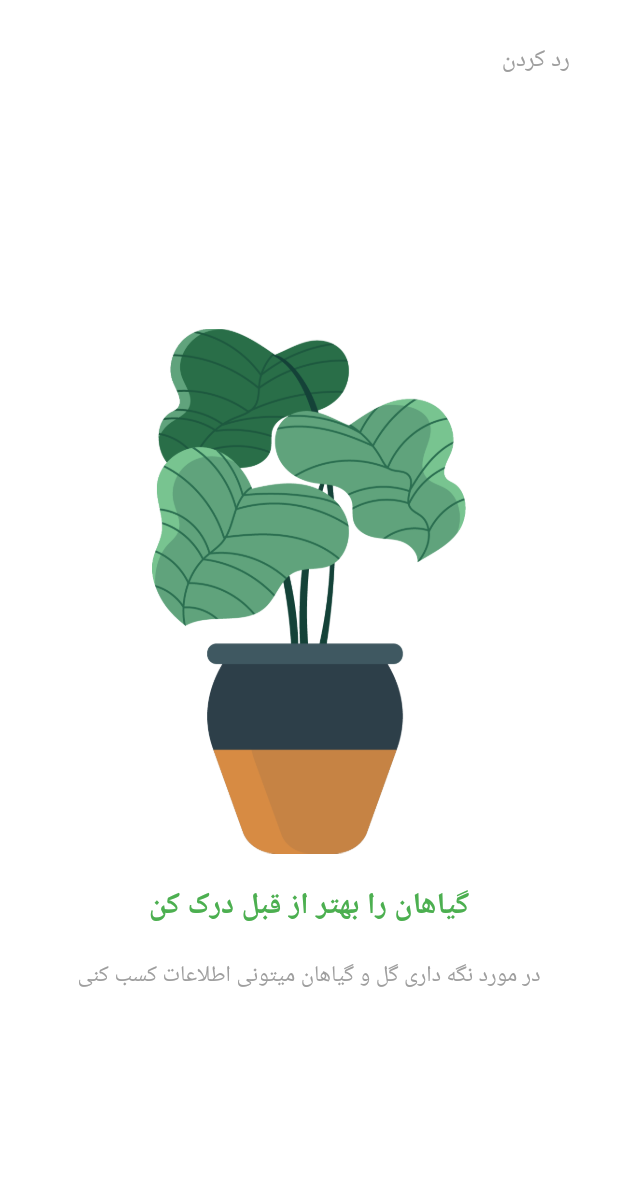
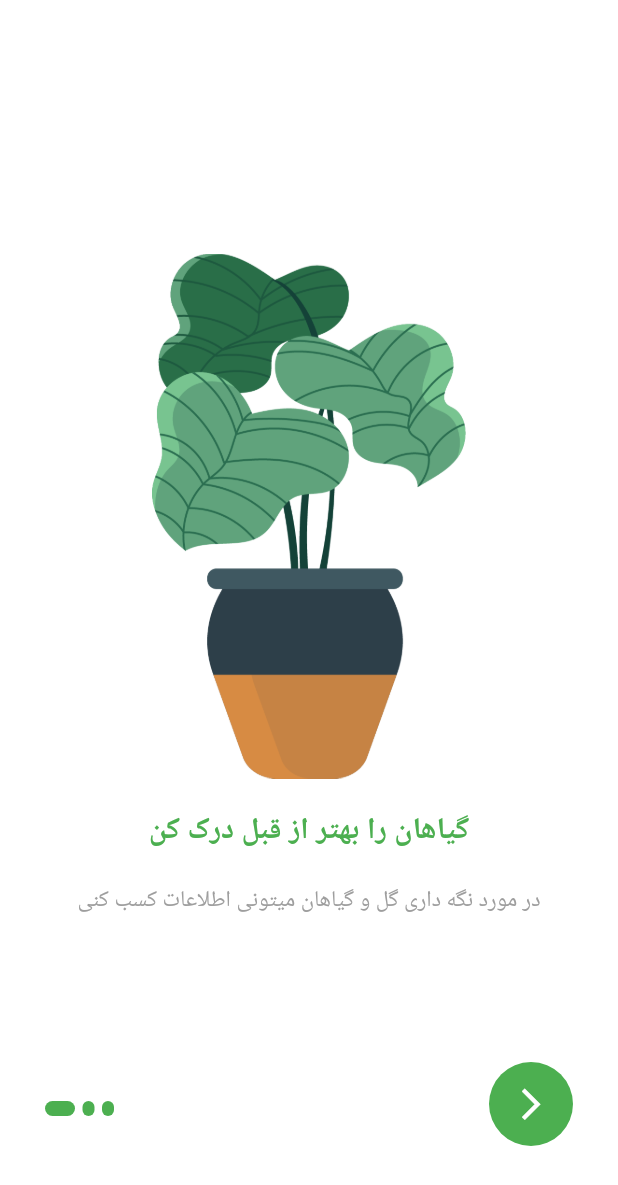
Before and after one commit to saeedgazeran/plant_app, a Flutter app: the screen it shows after launch, on a phone screen of 412 x 824 dp. Shown: the top 1185 px of the screen. Run offline on Flutter 3.47's test engine with Material 3 defaults, Android fonts, the phone set to English and light mode, and no system bars; Roboto replaces fonts that are missing (bYekan, iranSans, lalezar).

Commit message:
Edit Home Page

```diff
--- a/lib/screens/home_page.dart
+++ b/lib/screens/home_page.dart
@@ -12,30 +12,36 @@ class _HomePageState extends State<HomePage> {
   final PageController _pageController = PageController(initialPage: 0);
   int currentIndex = 0;
 
+  Widget _indicator(bool isActive) {
+    return AnimatedContainer(
+      duration: Duration(microseconds: 300),
+      height: 10,
+      width: isActive ? 20 : 8.0,
+      margin: EdgeInsets.only(right: 5),
+      decoration: BoxDecoration(
+        color: Constants.primaryColor,
+        borderRadius: BorderRadius.circular(40),
+      ),
+    );
+  }
+
+  List<Widget> _buildIndicator() {
+    List<Widget> indicators = [];
+    for (int i = 0; i < 3; i++) {
+      if (currentIndex == i) {
+        indicators.add(_indicator(true));
+      } else {
+        indicators.add(_indicator(false));
+      }
+    }
+    return indicators;
+  }
+
   @override
   Widget build(BuildContext context) {
     return Scaffold(
       backgroundColor: Colors.white,
-      appBar: AppBar(
-        backgroundColor: Colors.transparent,
-        elevation: 0.0,
-        actions: <Widget>[
-          Padding(
-            padding: const EdgeInsets.only(top: 20, right: 20),
-            child: TextButton(
-              onPressed: () {},
-              child: Text(
-                "رد کردن",
-                style: TextStyle(
-                  color: Colors.grey,
-                  fontFamily: "lalezar",
-                  fontSize: 16,
-                ),
-              ),
-            ),
-          ),
-        ],
-      ),
+      appBar: AppBar(backgroundColor: Colors.transparent, elevation: 0.0),
       body: Stack(
         children: <Widget>[
           PageView(
@@ -63,6 +69,48 @@ class _HomePageState extends State<HomePage> {
               ),
             ],
           ),
+          Positioned(
+            bottom: 80,
+            left: 30,
+            child: Row(children: _buildIndicator()),
+          ),
+          Positioned(
+            bottom: 60,
+            right: 30,
+            child: Container(
+              padding: EdgeInsets.all(4),
+              alignment: Alignment.center,
+              decoration: BoxDecoration(
+                shape: BoxShape.circle,
+                color: Constants.primaryColor,
+              ),
+              child: IconButton(
+                onPressed: () {
+                  setState(() {
+                    if (currentIndex < 2) {
+                      currentIndex++;
+                      if (currentIndex < 3) {
+                        _pageController.nextPage(
+                          duration: Duration(milliseconds: 300),
+                          curve: Curves.easeIn,
+                        );
+                      }
+                    } else {
+                      Navigator.pushReplacement(
+                        context,
+                        MaterialPageRoute(builder: (context) => LoginPage()),
+                      );
+                    }
+                  });
+                },
+                icon: Icon(
+                  Icons.arrow_forward_ios,
+                  color: Colors.white,
+                  size: 25,
+                ),
+              ),
+            ),
+          ),
         ],
       ),
     );
@@ -84,7 +132,7 @@ class CreatePage extends StatelessWidget {
   @override
   Widget build(BuildContext context) {
     return Padding(
-      padding: const EdgeInsets.only(left: 50, right: 50),
+      padding: const EdgeInsets.only(left: 50, right: 50, bottom: 80),
       child: Column(
         mainAxisAlignment: MainAxisAlignment.center,
         children: [
@@ -111,8 +159,18 @@ class CreatePage extends StatelessWidget {
               color: Colors.grey,
             ),
           ),
+          SizedBox(height: 20),
         ],
       ),
     );
   }
 }
+
+class LoginPage extends StatelessWidget {
+  const LoginPage({super.key});
+
+  @override
+  Widget build(BuildContext context) {
+    return const Placeholder();
+  }
+}
```
